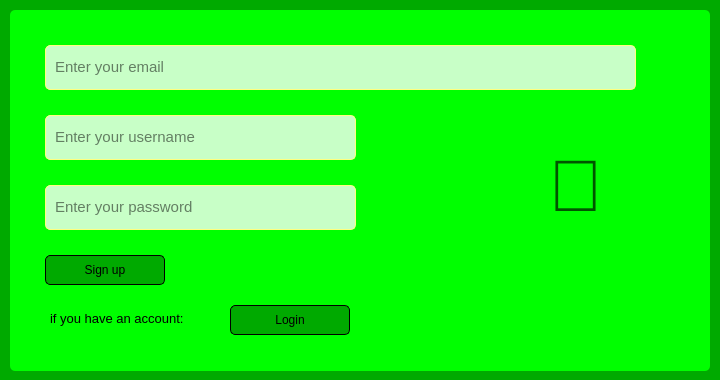
Old version of the form signup-page.ui in the repository amirmammad/AP4012-project.
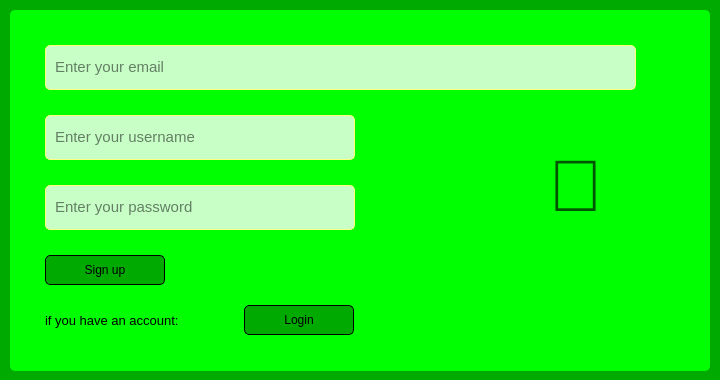
New version of the form.

Commit message: the login and signup page python file

The edit to the form file:
```diff
--- a/signup-page.ui
+++ b/signup-page.ui
@@ -34,7 +34,7 @@
      <rect>
       <x>35</x>
       <y>105</y>
-      <width>311</width>
+      <width>310</width>
       <height>45</height>
      </rect>
     </property>
@@ -59,7 +59,7 @@
      <rect>
       <x>35</x>
       <y>175</y>
-      <width>311</width>
+      <width>310</width>
       <height>45</height>
      </rect>
     </property>
@@ -171,10 +171,10 @@
    <widget class="QLabel" name="login_question">
     <property name="geometry">
      <rect>
-      <x>40</x>
+      <x>35</x>
       <y>300</y>
-      <width>171</width>
-      <height>16</height>
+      <width>191</width>
+      <height>20</height>
      </rect>
     </property>
     <property name="font">
@@ -189,9 +189,9 @@
    <widget class="QPushButton" name="login_button">
     <property name="geometry">
      <rect>
-      <x>220</x>
+      <x>234</x>
       <y>295</y>
-      <width>120</width>
+      <width>110</width>
       <height>30</height>
      </rect>
     </property>
```
The commit also changes 2 other files.
